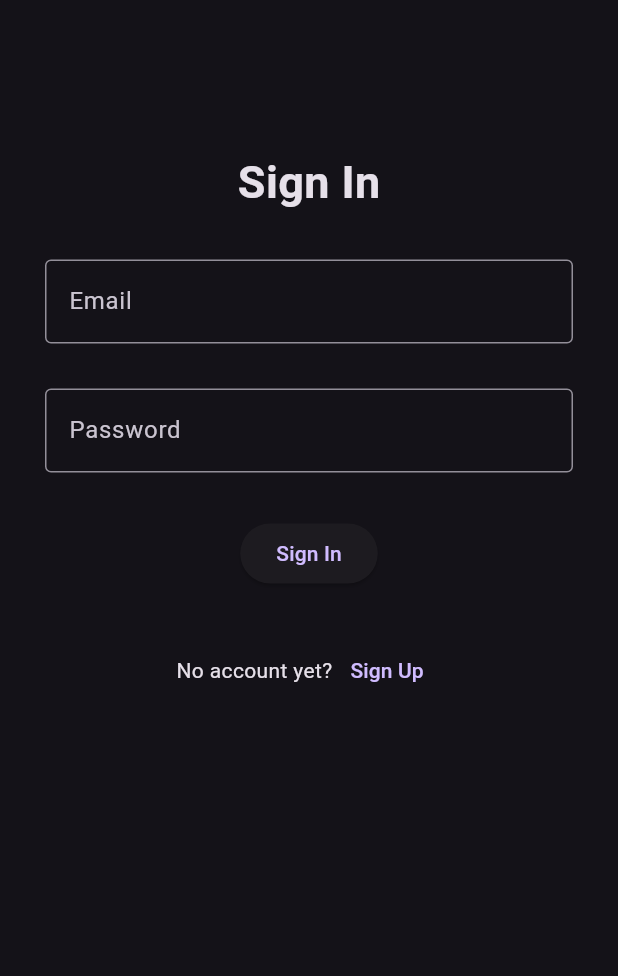
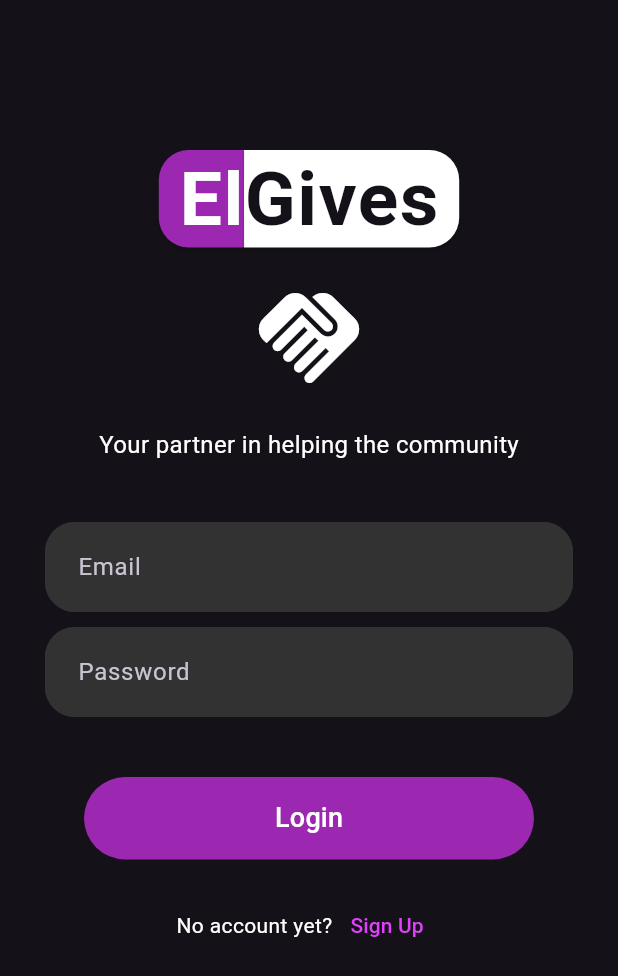
Before and after one commit to CMSC23-AY2023-2024-2ndSem/group3-project, a Flutter app: the screen it shows after launch, on a phone screen of 412 x 824 dp. Shown: the top 976 px of the screen. Run offline on Flutter 3.47's test engine with Material 3 defaults, Android fonts, the light colour scheme and no system bars; our stand-ins replace cloud_firestore, firebase_auth, firebase_core, firebase_storage, image_picker, qr_flutter; accounts and stored records are empty; generated files the repository leaves out were written again.

Commit message:
ui: added app name and icon in the sign in page. Design updated.

```diff
--- a/lib/pages/signin_page.dart
+++ b/lib/pages/signin_page.dart
@@ -28,6 +28,8 @@ class _SignInPageState extends State<SignInPage> {
                 mainAxisAlignment: MainAxisAlignment.center,
                 children: [
                   heading,
+                  appIcon,
+                  description,
                   emailField,
                   passwordField,
                   showSignInErrorMessage ? signInErrorMessage : Container(),
@@ -40,19 +42,86 @@ class _SignInPageState extends State<SignInPage> {
     );
   }
 
-  Widget get heading => const Padding(
-        padding: EdgeInsets.only(bottom: 30),
+  Widget get heading => Padding(
+        padding: EdgeInsets.zero,
+        child: Row(
+          mainAxisAlignment: MainAxisAlignment.center,
+          children: [
+            const Card(
+              shape: RoundedRectangleBorder(
+                  borderRadius: BorderRadius.only(
+                      topLeft: Radius.circular(20),
+                      bottomLeft: Radius.circular(20))),
+              margin: EdgeInsets.zero,
+              color: Colors.purple,
               child: Text(
-          "Sign In",
-          style: TextStyle(fontSize: 30, fontWeight: FontWeight.bold),
+                " El",
+                style: TextStyle(
+                    height: 1.3,
+                    letterSpacing: 1,
+                    fontSize: 50,
+                    fontWeight: FontWeight.bold,
+                    color: Colors.white),
+              ),
+            ),
+            Card(
+              shape: const RoundedRectangleBorder(
+                  borderRadius: BorderRadius.only(
+                      topRight: Radius.circular(20),
+                      bottomRight: Radius.circular(20))),
+              margin: EdgeInsets.zero,
+              color: Colors.white,
+              child: Text("Gives ",
+                  style: TextStyle(
+                      height: 1.3,
+                      letterSpacing: 1,
+                      fontSize: 50,
+                      fontWeight: FontWeight.bold,
+                      color: Theme.of(context).canvasColor)),
+            )
+          ],
         ),
       );
 
+  Widget get appIcon => const Padding(
+      padding: EdgeInsets.only(top: 20),
+      child: Icon(
+        Icons.handshake_rounded,
+        size: 80,
+      ));
+
+  Widget get description => const Padding(
+      padding: EdgeInsets.only(top: 20),
+      child: Text(
+        "Your partner in helping the community",
+        style: TextStyle(fontSize: 16, color: Colors.white),
+      ));
+
   Widget get emailField => Padding(
-        padding: const EdgeInsets.only(bottom: 30),
+        padding: const EdgeInsets.only(top: 40),
         child: TextFormField(
           decoration: const InputDecoration(
-              border: OutlineInputBorder(),
+              filled: true,
+              isDense: true,
+              contentPadding: EdgeInsets.all(18),
+              fillColor: Color.fromRGBO(50, 50, 50, 1),
+              enabledBorder: OutlineInputBorder(
+                  borderSide: BorderSide(
+                      color: Color.fromRGBO(50, 50, 50, 1),
+                      style: BorderStyle.solid),
+                  borderRadius: BorderRadius.all(Radius.circular(20))),
+              focusedBorder: OutlineInputBorder(
+                  borderSide: BorderSide(
+                      color: Colors.purple, style: BorderStyle.solid, width: 2),
+                  borderRadius: BorderRadius.all(Radius.circular(20))),
+              errorBorder: OutlineInputBorder(
+                  borderSide: BorderSide(
+                      color: Colors.redAccent, style: BorderStyle.solid),
+                  borderRadius: BorderRadius.all(Radius.circular(20))),
+              focusedErrorBorder: OutlineInputBorder(
+                  borderSide: BorderSide(
+                      color: Colors.purple, style: BorderStyle.solid),
+                  borderRadius: BorderRadius.all(Radius.circular(20))),
               label: Text("Email"),
               hintText: "juandelacruz09@gmail.com"),
           onSaved: (value) => setState(() => email = value),
@@ -66,10 +135,30 @@ class _SignInPageState extends State<SignInPage> {
       );
 
   Widget get passwordField => Padding(
-        padding: const EdgeInsets.only(bottom: 30),
+        padding: const EdgeInsets.only(top: 10),
         child: TextFormField(
           decoration: const InputDecoration(
-              border: OutlineInputBorder(),
+              filled: true,
+              isDense: true,
+              contentPadding: EdgeInsets.all(18),
+              fillColor: Color.fromRGBO(50, 50, 50, 1),
+              enabledBorder: OutlineInputBorder(
+                  borderSide: BorderSide(
+                      color: Color.fromRGBO(50, 50, 50, 1),
+                      style: BorderStyle.solid),
+                  borderRadius: BorderRadius.all(Radius.circular(20))),
+              focusedBorder: OutlineInputBorder(
+                  borderSide: BorderSide(
+                      color: Colors.purple, style: BorderStyle.solid, width: 2),
+                  borderRadius: BorderRadius.all(Radius.circular(20))),
+              errorBorder: OutlineInputBorder(
+                  borderSide: BorderSide(
+                      color: Colors.redAccent, style: BorderStyle.solid),
+                  borderRadius: BorderRadius.all(Radius.circular(20))),
+              focusedErrorBorder: OutlineInputBorder(
+                  borderSide: BorderSide(
+                      color: Colors.purple, style: BorderStyle.solid),
+                  borderRadius: BorderRadius.all(Radius.circular(20))),
               label: Text("Password"),
               hintText: "******"),
           obscureText: true,
@@ -91,7 +180,11 @@ class _SignInPageState extends State<SignInPage> {
         ),
       );
 
-  Widget get submitButton => ElevatedButton(
+  Widget get submitButton => Padding(
+    padding: const EdgeInsets.only(top: 40),
+    child: FilledButton(
+        style: FilledButton.styleFrom(
+            minimumSize: const Size(300, 55), backgroundColor: Colors.purple),
         onPressed: () async {
           if (_formKey.currentState!.validate()) {
             _formKey.currentState!.save();
@@ -109,14 +202,21 @@ class _SignInPageState extends State<SignInPage> {
             });
           }
         },
-      child: const Text("Sign In"));
+        child: const Text(
+          "Login",
+          style: TextStyle(fontSize: 18, color: Colors.white),
+        )),
+  );
 
   Widget get signUpButton => Padding(
-        padding: const EdgeInsets.all(30),
+        padding: const EdgeInsets.only(top: 20),
         child: Row(
           mainAxisAlignment: MainAxisAlignment.center,
           children: [
-            const Text("No account yet?"),
+            const Text(
+              "No account yet?",
+              style: TextStyle(color: Colors.white),
+            ),
             TextButton(
                 onPressed: () {
                   Navigator.push(
@@ -124,7 +224,10 @@ class _SignInPageState extends State<SignInPage> {
                       MaterialPageRoute(
                           builder: (context) => const SignUpPage()));
                 },
-                child: const Text("Sign Up"))
+                child: const Text(
+                  "Sign Up",
+                  style: TextStyle(color: Colors.purpleAccent),
+                ))
           ],
         ),
       );
```
Lines whose indentation alone changed are shown as unchanged.
